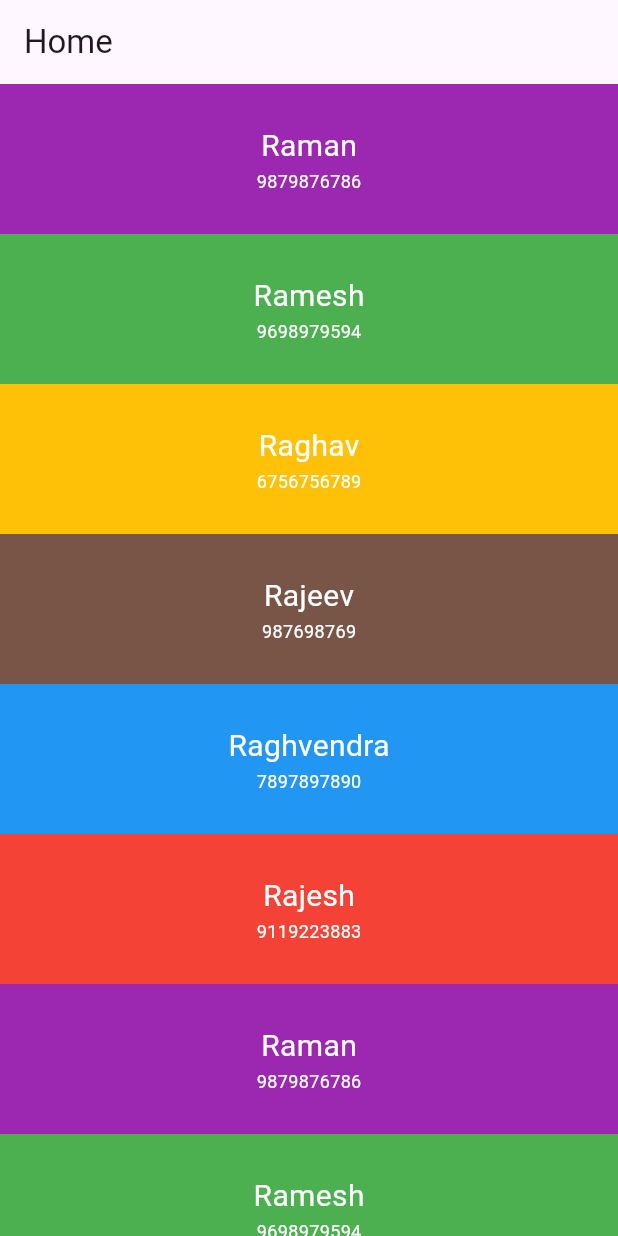
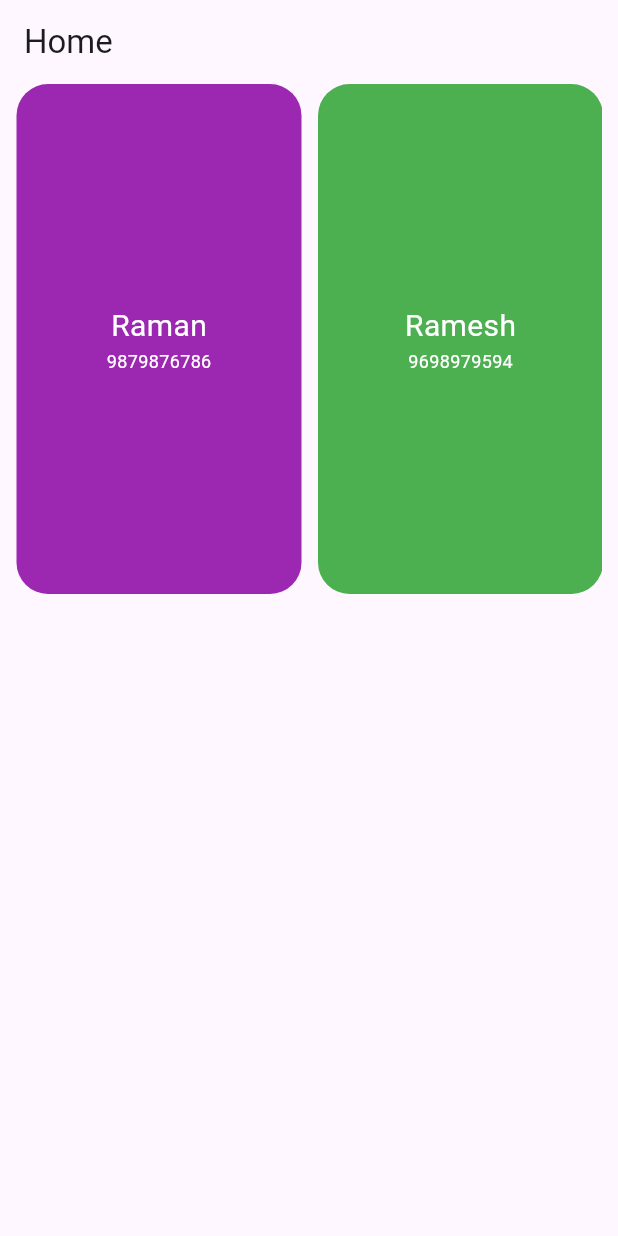
Before and after one commit to raunak2909/layout_395, a Flutter app: the screen it shows after launch, on a phone screen of 412 x 824 dp. Run offline on Flutter 3.47's test engine with Material 3 defaults, Android fonts, the phone set to English and light mode, and no system bars.

```diff
--- a/lib/home_page.dart
+++ b/lib/home_page.dart
@@ -1,6 +1,7 @@
 import 'package:flutter/material.dart';
 
 class HomePage extends StatelessWidget {
+  int count = 0;
 
   List<Map<String, dynamic>> mData = [
     {
@@ -181,30 +182,49 @@ class HomePage extends StatelessWidget {
 
   ];
 
+
+
+  void add(Function(int, int, int) a){
+
+  }
+
+
   @override
   Widget build(BuildContext context) {
+
+
+
     return Scaffold(
       appBar: AppBar(
         title: Text('Home'),
       ),
-      body: ListView(
-        children: mData.map((eachItem){
+      body: Container(
+        height: 340,
+        padding: EdgeInsets.only(right: 11),
+        child: ListView.builder(
+          scrollDirection: Axis.horizontal,
+          itemCount: mData.length,
+            itemBuilder: (_,index){
+            print(index);
               return Container(
-            width: double.infinity,
-            height: 100,
-            color: eachItem['bg_color'],
+                margin: EdgeInsets.only(left: 11),
+                width: 190,
+                decoration: BoxDecoration(
+                  color: mData[index]['bg_color'],
+                  borderRadius: BorderRadius.circular(21)
+                ),
                 child: Column(
                   mainAxisAlignment: MainAxisAlignment.center,
                   children: [
                     Text(
-                  eachItem['name'],
+                      mData[index]['name'],
                       style: TextStyle(
                           fontSize: 20,
                           color: Colors.white
                       ),
                     ),
                     Text(
-                  eachItem['mob_no'],
+                      mData[index]['mob_no'],
                       style: TextStyle(
                           fontSize: 12,
                           color: Colors.white
@@ -213,10 +233,43 @@ class HomePage extends StatelessWidget {
                   ],
                 ),
               );
-        }).toList(),
+            }
+        ),
       )
     );
   }
+
+  ///ListView(
+  //         children: mData.map((eachItem){
+  //           count++;
+  //           print(count);
+  //           return Container(
+  //             width: double.infinity,
+  //             height: 100,
+  //             color: eachItem['bg_color'],
+  //             child: Column(
+  //               mainAxisAlignment: MainAxisAlignment.center,
+  //               children: [
+  //                 Text(
+  //                   eachItem['name'],
+  //                   style: TextStyle(
+  //                       fontSize: 20,
+  //                       color: Colors.white
+  //                   ),
+  //                 ),
+  //                 Text(
+  //                   eachItem['mob_no'],
+  //                   style: TextStyle(
+  //                       fontSize: 12,
+  //                       color: Colors.white
+  //                   ),
+  //                 ),
+  //               ],
+  //             ),
+  //           );
+  //         }).toList(),
+  //       )
+
 
   ///Container(
 //         color: Colors.grey,
```
Lines whose indentation alone changed are shown as unchanged.
